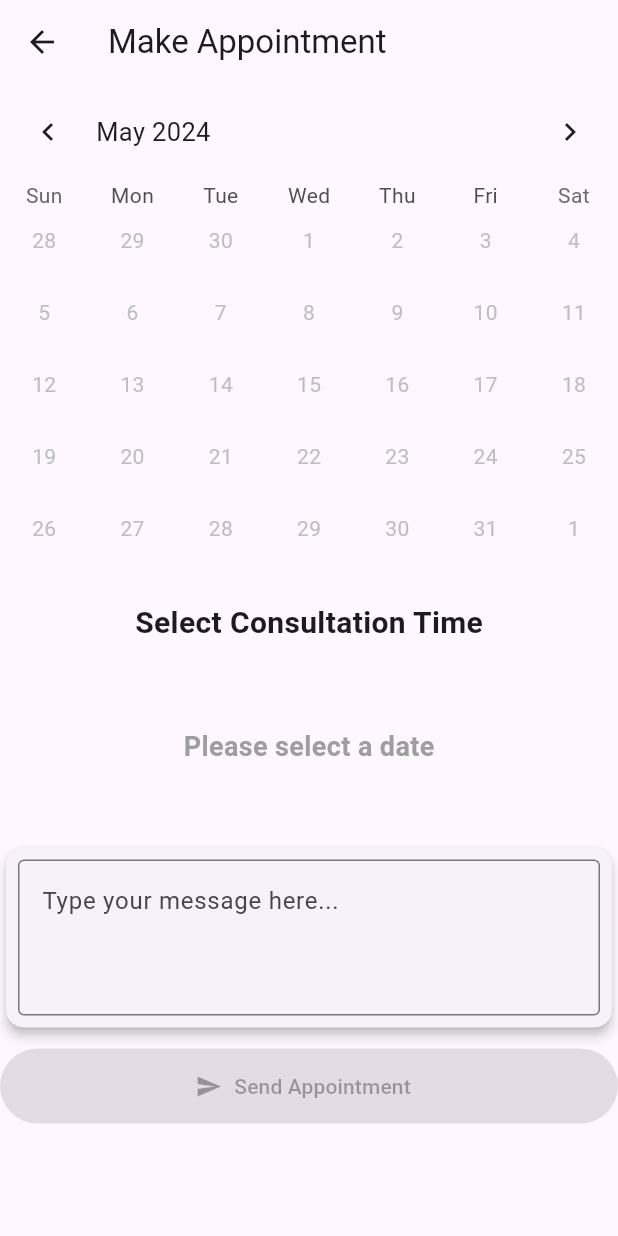
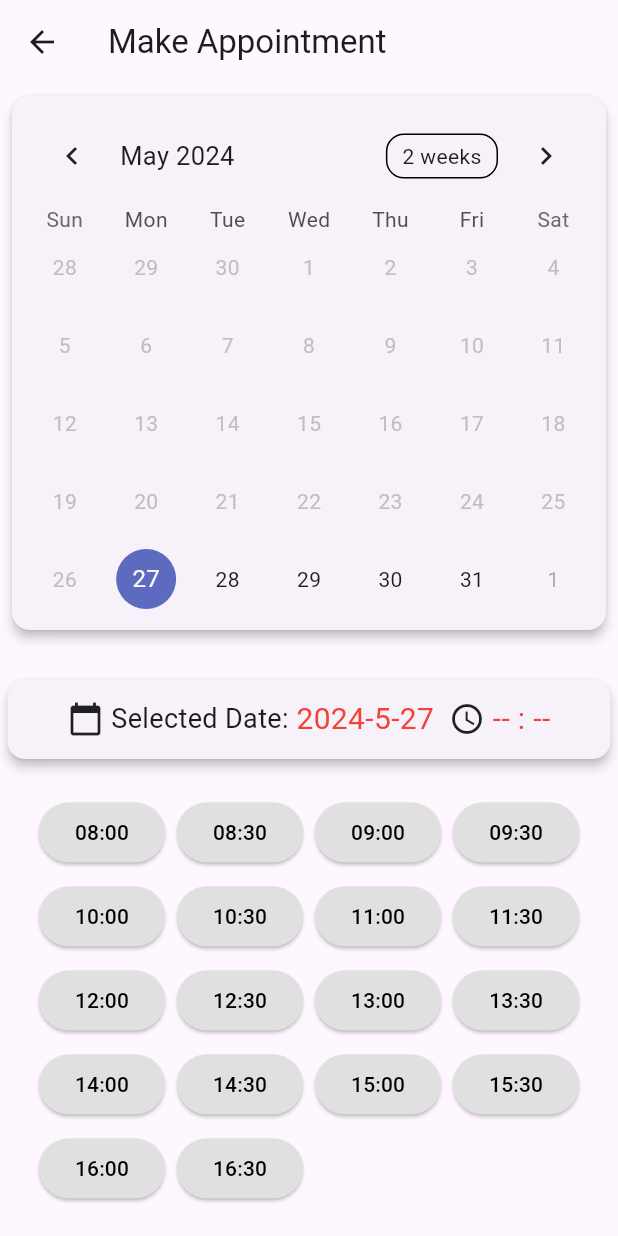
Before and after one commit to MarkPeter19/DocChat, a Flutter app: the MakeAppointmentScreen screen opened directly with empty values, on a phone screen of 412 x 824 dp. Run offline on Flutter 3.47's test engine with Material 3 defaults, Android fonts, the phone set to English and light mode, and no system bars; drawn by our look-alikes of table_calendar; our stand-ins replace cloud_firestore, file_picker, firebase_auth, firebase_core, firebase_storage, image_picker; missing offline and left inert: advance_pdf_viewer2; accounts and stored records are empty.

Commit message:
Edited MakeAppointmentScreen (logicnot done yet)

```diff
--- a/Client/lib/screens/DoctorScreens/Requests/MakeAppointmentScreen.dart
+++ b/Client/lib/screens/DoctorScreens/Requests/MakeAppointmentScreen.dart
@@ -1,6 +1,5 @@
 import 'package:flutter/material.dart';
 import 'package:table_calendar/table_calendar.dart';
-import 'package:doctorgpt/services/booking_services.dart';
 
 class MakeAppointmentScreen extends StatefulWidget {
   final String patientId;
@@ -17,19 +16,10 @@ class MakeAppointmentScreen extends StatefulWidget {
 }
 
 class _MakeAppointmentScreenState extends State<MakeAppointmentScreen> {
-  late BookingServices bookingServices;
-  String _message = '';
+  CalendarFormat _calendarFormat = CalendarFormat.month;
   DateTime _selectedDay = DateTime.now();
-  late List<DateTime> _bookedTimes;
-  DateTime? _selectedTime;
-  bool _dateSelected = false;
-
-  @override
-  void initState() {
-    super.initState();
-    bookingServices = BookingServices();
-    _bookedTimes = []; // Initialize booked times list
-  }
+  TextEditingController _messageController = TextEditingController();
+  String? _selectedTime;
 
   @override
   Widget build(BuildContext context) {
@@ -37,163 +27,167 @@ class _MakeAppointmentScreenState extends State<MakeAppointmentScreen> {
       appBar: AppBar(
         title: const Text('Make Appointment'),
       ),
-      body: Column(
+      body: SingleChildScrollView(
+        child: Column(
           children: [
-          _tableCalendar(),
-          Padding(
-            padding: const EdgeInsets.symmetric(horizontal: 10, vertical: 25),
-            child: Center(
-              child: Text(
-                'Select Consultation Time',
-                style: TextStyle(
-                  fontWeight: FontWeight.bold,
-                  fontSize: 20,
-                ),
-              ),
-            ),
-          ),
-          _dateSelected
-              ? Expanded(child: _buildTimeSlots())
-              : Container(
-                  padding: const EdgeInsets.symmetric(
-                    horizontal: 10,
-                    vertical: 30,
-                  ),
-                  alignment: Alignment.center,
-                  child: const Text(
-                    'Please select a date',
-                    style: TextStyle(
-                      fontSize: 18,
-                      fontWeight: FontWeight.bold,
-                      color: Colors.grey,
-                    ),
-                  ),
-                ),
-          const SizedBox(height: 20),
+            //calendar
             Card(
+              margin: EdgeInsets.all(8.0),
               elevation: 3,
               child: Padding(
                 padding: const EdgeInsets.all(8.0),
-              child: TextFormField(
-                decoration: InputDecoration(
-                  hintText: 'Type your message here...',
-                  border: OutlineInputBorder(),
-                ),
-                maxLines: 3,
-                onChanged: (value) {
+                child: TableCalendar(
+                  firstDay: DateTime.now(),
+                  lastDay: DateTime.now().add(Duration(days: 365)),
+                  focusedDay: _selectedDay,
+                  calendarFormat: _calendarFormat,
+                  selectedDayPredicate: (day) {
+                    return isSameDay(_selectedDay, day);
+                  },
+                  onFormatChanged: (format) {
                     setState(() {
-                    _message = value;
+                      _calendarFormat = format;
+                    });
+                  },
+                  onDaySelected: (selectedDay, focusedDay) {
+                    setState(() {
+                      _selectedDay = selectedDay;
+                      _selectedTime = null; // Reset selected time when day changes
                     });
                   },
                 ),
               ),
             ),
-          const SizedBox(height: 10),
-          ElevatedButton.icon(
-            onPressed: _selectedTime != null ? _uploadBooking : null,
+            SizedBox(height: 20),
+
+            //selected date
+            Card(
+              margin: EdgeInsets.all(5.0),
+              elevation: 3,
+              child: Padding(
+                padding: const EdgeInsets.all(12.0),
+                child: Column(
+                  children: [
+                    Row(
+                      mainAxisAlignment: MainAxisAlignment.center,
+                      children: [
+                        Icon(Icons.calendar_today),
+                        SizedBox(width: 5),
+                        Text(
+                          'Selected Date:',
+                          style: TextStyle(fontSize: 18),
+                        ),
+                        SizedBox(width: 5),
+                        Text(
+                          '${_selectedDay.year}-${_selectedDay.month}-${_selectedDay.day}',
+                          style: TextStyle(
+                            fontSize: 20,
+                            color: _selectedTime == null ? Colors.red : Colors.black,
+                          ),
+                        ),
+                        SizedBox(width: 10),
+                        Icon(Icons.access_time),
+                        SizedBox(width: 5),
+                        Text(
+                          _selectedTime ?? '-- : --',
+                          style: TextStyle(
+                            fontSize: 20,
+                            color: _selectedTime == null ? Colors.red : Colors.black,
+                          ),
+                        ),
+                      ],
+                    ),
+                  ],
+                ),
+              ),
+            ),
+            SizedBox(height: 20,),
+
+            // select time
+            Wrap(
+              spacing: 8.0,
+              runSpacing: 8.0,
+              children: _buildTimeButtons(),
+            ),
+            SizedBox(height: 20),
+
+            //message
+            Card(
+              margin: EdgeInsets.all(8.0),
+              elevation: 3,
+              child: Padding(
+                padding: const EdgeInsets.all(16.0),
+                child: Column(
+                  crossAxisAlignment: CrossAxisAlignment.start,
+                  children: [
+                    Text(
+                      'Message',
+                      style: TextStyle(fontSize: 22, fontWeight: FontWeight.bold),
+                    ),
+                    Divider(),
+                    TextFormField(
+                      controller: _messageController,
+                      decoration: InputDecoration(
+                        hintText: 'Type your message here...',
+                        border: OutlineInputBorder(),
+                        hintMaxLines: 5,
+                      ),
+                    ),
+                  ],
+                ),
+              ),
+            ),
+            SizedBox(height: 20),
+
+            //send button
+            Padding(
+              padding: const EdgeInsets.all(8.0),
+              child: ElevatedButton.icon(
+                onPressed: () => {},
                 label: const Text('Send Appointment'),
                 icon: const Icon(Icons.send),
                 style: ElevatedButton.styleFrom(
                   foregroundColor: Colors.white,
                   backgroundColor: const Color.fromARGB(255, 112, 60, 139),
                   minimumSize: const Size(double.infinity, 50),
+                  padding: EdgeInsets.all(15),
                 ),
               ),
+            ),
+            SizedBox(height: 20,),
           ],
+        ),
       ),
     );
   }
 
-  // Table calendar
-  Widget _tableCalendar() {
-    return TableCalendar(
-      focusedDay: _selectedDay,
-      firstDay: DateTime.now(),
-      lastDay: DateTime(2023, 12, 31),
-      calendarFormat: CalendarFormat.month,
-      rowHeight: 48,
-      calendarStyle: const CalendarStyle(
-        todayDecoration: BoxDecoration(color: Colors.blue, shape: BoxShape.circle),
-      ),
-      availableCalendarFormats: const {
-        CalendarFormat.month: 'Month',
-      },
-      onDaySelected: (selectedDay, focusedDay) {
+  // Build time buttons
+  List<Widget> _buildTimeButtons() {
+    List<Widget> buttons = [];
+    for (int hour = 8; hour <= 16; hour++) {
+      for (int minute = 0; minute < 60; minute += 30) {
+        String time = '${hour.toString().padLeft(2, '0')}:${minute.toString().padLeft(2, '0')}';
+        buttons.add(
+          ElevatedButton(
+            onPressed: () {
               setState(() {
-          _selectedDay = selectedDay;
-          _dateSelected = true;
+                _selectedTime = time;
               });
             },
-    );
-  }
-
-  // Build time slots
-  Widget _buildTimeSlots() {
-    final availableTimes = _generateAvailableTimes();
-
-    return ListView.builder(
-      itemCount: availableTimes.length,
-      itemBuilder: (context, index) {
-        final time = availableTimes[index];
-        final isBooked = _bookedTimes.contains(time);
-        final isSelected = _selectedTime == time;
-
-        return InkWell(
-          onTap: isBooked ? null : () => _selectTime(time),
-          child: Container(
-            margin: const EdgeInsets.all(5),
-            decoration: BoxDecoration(
-              color: isBooked ? Colors.red : (isSelected ? Colors.yellow : Colors.green),
-              border: Border.all(color: Colors.black),
-              borderRadius: BorderRadius.circular(15),
+            style: ElevatedButton.styleFrom(
+              primary: _selectedTime == time ? Colors.green : Colors.grey[300],
+              shape: RoundedRectangleBorder(borderRadius: BorderRadius.circular(20.0)),
             ),
-            alignment: Alignment.center,
             child: Text(
-              '${time.hour}:${time.minute}',
+              time,
               style: TextStyle(
-                fontWeight: FontWeight.bold,
-                color: isBooked ? Colors.white : null,
+                color: _selectedTime == time ? Colors.white : Colors.black,
               ),
             ),
           ),
         );
-      },
-    );
-  }
-
-  // Generate available times for selected day
-  List<DateTime> _generateAvailableTimes() {
-    // Example: Generating available times from 9 AM to 5 PM with 30 min interval
-    final startTime = DateTime(_selectedDay.year, _selectedDay.month, _selectedDay.day, 9);
-    final endTime = DateTime(_selectedDay.year, _selectedDay.month, _selectedDay.day, 17);
-    final List<DateTime> times = [];
-    for (var time = startTime; time.isBefore(endTime); time = time.add(const Duration(minutes: 30))) {
-      times.add(time);
-    }
-    return times;
-  }
-
-  // Select time slot
-  void _selectTime(DateTime time) {
-    setState(() {
-      _selectedTime = time;
-    });
-  }
-
-  // Upload booking
-  Future<void> _uploadBooking() async {
-    try {
-      await bookingServices.uploadBooking(
-        doctorId: widget.doctorId,
-        patientId: widget.patientId,
-        bookingStart: _selectedTime!,
-        bookingEnd: _selectedTime!.add(const Duration(minutes: 30)),
-        message: _message,
-      );
-
-      //Navigator.of(context).pushNamed('success_booking');
-    } catch (e) {
-      print('Error uploading booking: $e');
       }
     }
+    return buttons;
   }
+}
```
Lines whose indentation alone changed are shown as unchanged.
